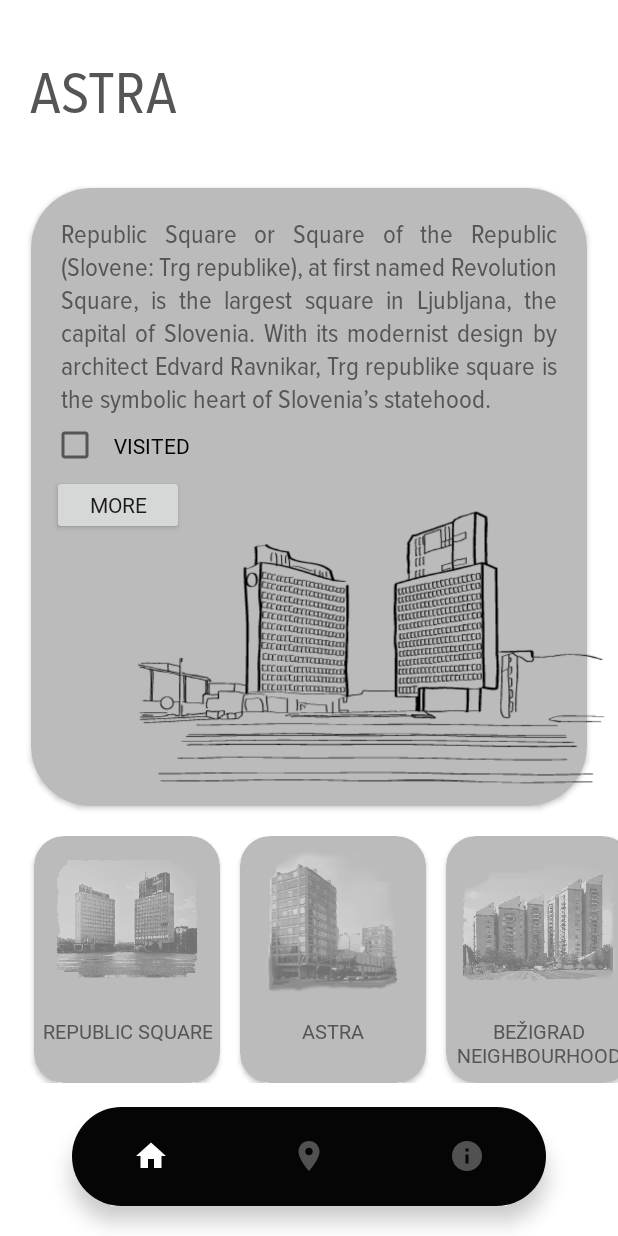
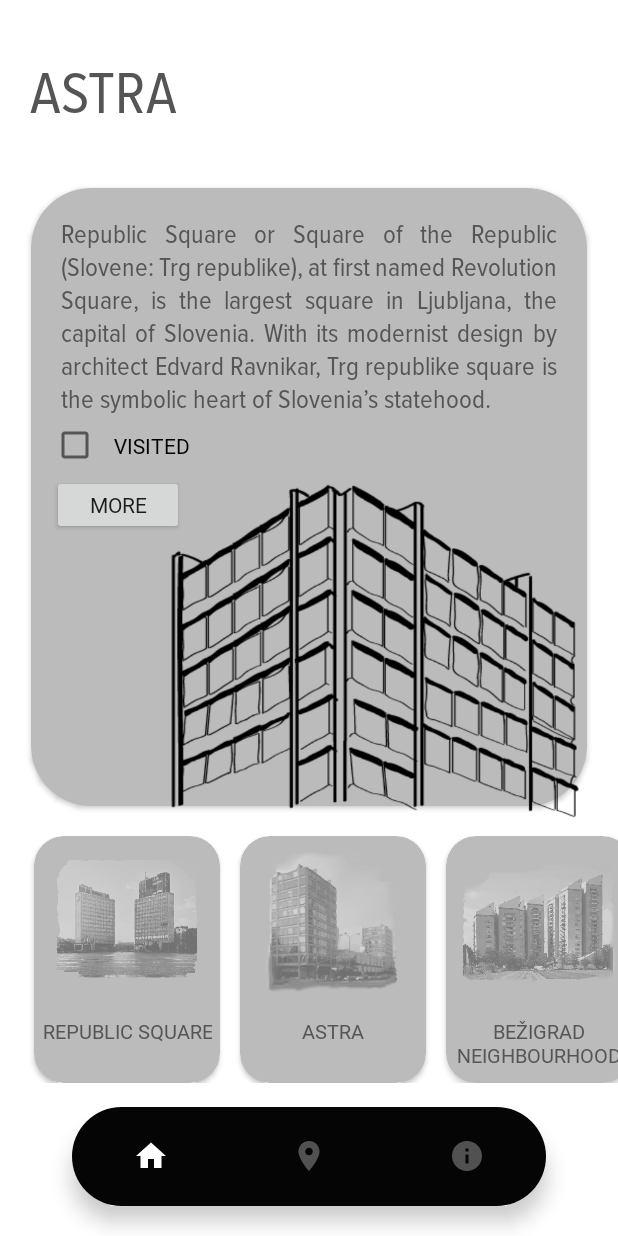
Before and after one commit to timkriz/Modernist_LJ_1, an Android app: the screen it shows after launch (MainActivity), after a tap on "ASTRA", on a phone screen of 412 x 824 dp. Run offline under Robolectric (Android 15) with nearby library versions, the phone set to English and light mode, and no system bars; 3 other taps on this screen came first.

Commit message:
Prebere še ene par slikic iz JSONA

```diff
--- a/app/src/main/java/si/uni_lj/fe/tnuv/modernistlj1/DetailActivity.java
+++ b/app/src/main/java/si/uni_lj/fe/tnuv/modernistlj1/DetailActivity.java
@@ -83,7 +83,7 @@ public class DetailActivity extends AppCompatActivity {
             @Override
             public boolean checkLayoutParams(RecyclerView.LayoutParams lp) {
                 // force height of viewHolder here, this will override layout_height from xml
-                lp.width = getWidth() / 2;
+                lp.width = 2* getWidth() / 3;
                 return true;
             }
         });
--- a/app/src/main/java/si/uni_lj/fe/tnuv/modernistlj1/GeneralActivity.java
+++ b/app/src/main/java/si/uni_lj/fe/tnuv/modernistlj1/GeneralActivity.java
@@ -31,7 +31,7 @@ public class GeneralActivity extends AppCompatActivity {
             int resId = getResources().getIdentifier("arhitect_" + i, "string", getPackageName());
             getString(resId);
             int resource_id_image = getResources().getIdentifier("carousel_arhitects_" + i, "drawable", getPackageName());
-            models.add(new ModelObject(0, getString(resId), "", resource_id_image));
+            models.add(new ModelObject(0, getString(resId), "", resource_id_image, 0));
         }
         AdapterCarousel adapter = new AdapterCarousel(this, models);
         recyclerView.setAdapter(adapter);
--- a/app/src/main/java/si/uni_lj/fe/tnuv/modernistlj1/MainActivity.java
+++ b/app/src/main/java/si/uni_lj/fe/tnuv/modernistlj1/MainActivity.java
@@ -13,6 +13,7 @@ import android.view.MenuItem;
 import android.view.View;
 import android.widget.Button;
 import android.widget.CheckBox;
+import android.widget.ImageView;
 import android.widget.TextView;
 import android.widget.Toast;
 
@@ -44,7 +45,9 @@ public class MainActivity extends AppCompatActivity implements AdapterCarousel.I
                 String image_file_name = jArray.getJSONObject(i).getString("Image_name_main"); // image_file_name
                 String description_main = jArray.getJSONObject(i).getString("Description_main");
                 int resource_id_image = getResources().getIdentifier(image_file_name, "drawable", getPackageName()); // get resource id
-                models.add(new ModelObject(i,name, description_main, resource_id_image)); // pass id and name to ModelCarousel class
+                String sketched_image_file_name = jArray.getJSONObject(i).getString("Image_name_sketch"); // image_file_name
+                int resource_id_image_sketched = getResources().getIdentifier(sketched_image_file_name, "drawable", getPackageName()); // get resource id
+                models.add(new ModelObject(i,name, description_main, resource_id_image, resource_id_image_sketched)); // pass id and name to ModelCarousel class
             }
         } catch (JSONException e) {
             e.printStackTrace();
@@ -56,6 +59,8 @@ public class MainActivity extends AppCompatActivity implements AdapterCarousel.I
         title.setText(models.get(0).getTitle());
         TextView description_main = findViewById(R.id.description_main_id);
         description_main.setText(models.get(0).getDescription_main());
+        ImageView sketched_image = findViewById(R.id.main_window_photo_id);
+        sketched_image.setImageResource(models.get(0).getImage_sketched());
 
         /* BUTTON THAT OPENS DETAIL - GUMB NA DETAIL POGLED */
         Button open_rep_sq = (Button) findViewById(R.id.main_window_button_id);
@@ -166,7 +171,10 @@ public class MainActivity extends AppCompatActivity implements AdapterCarousel.I
         visited_checkbox.setChecked(is_it_checked);
         visited_checkbox.setOnClickListener(new CarouselOnClickListener(key, sharedPrefs));
 
-        /** NEW BUTTON LINK **/
+        ImageView sketched_image = findViewById(R.id.main_window_photo_id);
+        sketched_image.setImageResource(models.get(position).getImage_sketched());
+
+        /* NEW BUTTON LINK */
         Button open_rep_sq = (Button) findViewById(R.id.main_window_button_id);
         open_rep_sq.setOnClickListener(new DetailButtonOnClickListener(models.get(position).getTitle(), this));
     }
--- a/app/src/main/java/si/uni_lj/fe/tnuv/modernistlj1/MapActivity.java
+++ b/app/src/main/java/si/uni_lj/fe/tnuv/modernistlj1/MapActivity.java
@@ -150,7 +150,7 @@ public class MapActivity extends AppCompatActivity implements OnMapReadyCallback
                 if (focus_on_this_lat !=0 && focus_on_this_lon !=0) {
                     Log.i("bleh", String.valueOf(focus_on_this_lat));
                     Log.i("bleh", String.valueOf(focus_on_this_lon));
-                    mGoogleMap.moveCamera(CameraUpdateFactory.newLatLngZoom(new LatLng(focus_on_this_lat,focus_on_this_lon), 15.0f));
+                    mGoogleMap.moveCamera(CameraUpdateFactory.newLatLngZoom(new LatLng(focus_on_this_lat,focus_on_this_lon), 17.0f));
                     focus_on_this_lat = 0;
                     focus_on_this_lat = 0;
                 }
--- a/app/src/main/java/si/uni_lj/fe/tnuv/modernistlj1/ModelObject.java
+++ b/app/src/main/java/si/uni_lj/fe/tnuv/modernistlj1/ModelObject.java
@@ -6,14 +6,17 @@ public class ModelObject {
     private int image;
     private String title;
     private String description_main;
+    private int image_sketched;
 
     /*  Contructor for carousel items  */
-    ModelObject(int id, String title, String description_main, int image) {
+    ModelObject(int id, String title, String description_main, int image, int image_sketched) {
         this.id = id;
         this.image = image;
         this.title = title;
         this.description_main = description_main;
+        this.image_sketched = image_sketched;
     }
+
     /*  Getters and setters for object  */
 
     public int getId() {return id;}
@@ -29,4 +32,8 @@ public class ModelObject {
     String getDescription_main() {
         return description_main;
     }
+
+    public int getImage_sketched() {
+        return image_sketched;
+    }
 }
--- a/app/src/main/res/layout/activity_main.xml
+++ b/app/src/main/res/layout/activity_main.xml
@@ -79,7 +79,7 @@
         android:layout_width="0dp"
         android:layout_height="0dp"
         android:elevation="10dp"
-        android:src="@drawable/tr_sketch"
+        android:src="@drawable/sketch_tr"
         app:layout_constraintBottom_toTopOf="@id/bottom_navigation"
         app:layout_constraintEnd_toEndOf="parent"
         app:layout_constraintHeight_percent="0.5"
```
Also changed, not shown: app/src/main/assets/list_of_buildings.json (+13 -1 lines), app/src/main/res/drawable/image_bezigrajska_soseska_1.jpg (added), app/src/main/res/drawable/image_republic_square_2.jpg (added), app/src/main/res/drawable/image_republic_square_3.jpg (added), app/src/main/res/drawable/image_republic_square_4.jpg (added), app/src/main/res/drawable/image_republic_square_5.jpg (added), app/src/main/res/drawable/image_republic_square_6.jpg (added), app/src/main/res/drawable/republic_square_image.jpg (deleted), app/src/main/res/drawable/sketch_astra.png (added), app/src/main/res/drawable/sketch_bezigrajska.png (added), app/src/main/res/drawable/sketch_tr.png (renamed from app/src/main/res/drawable/tr_sketch.png).
